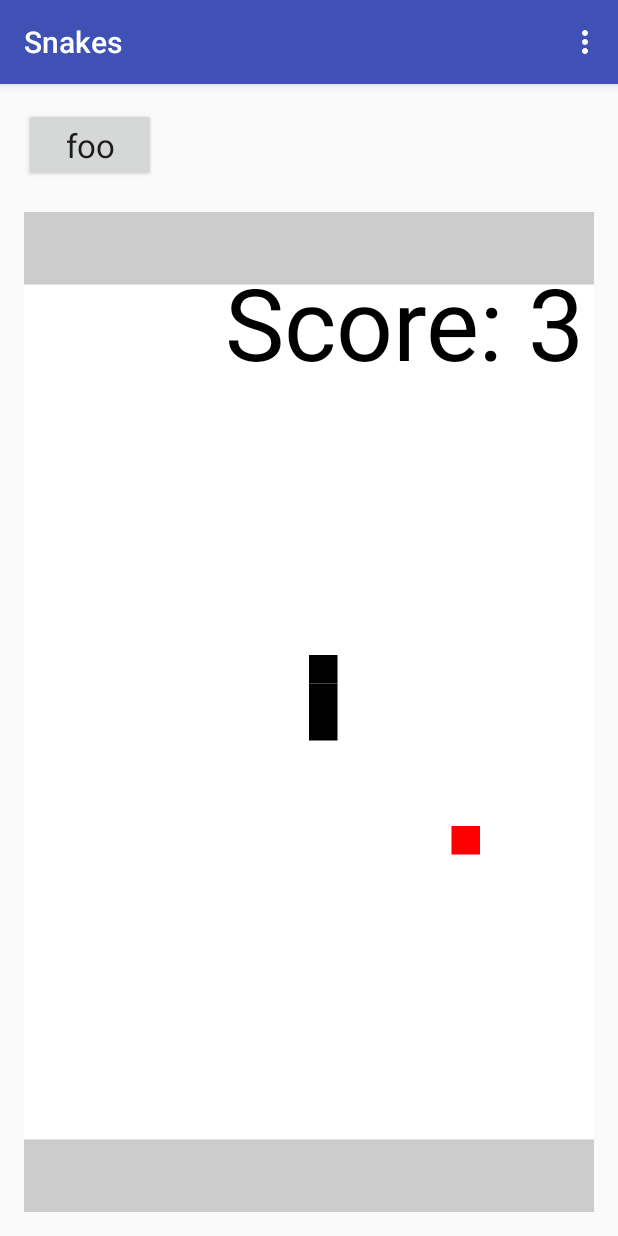
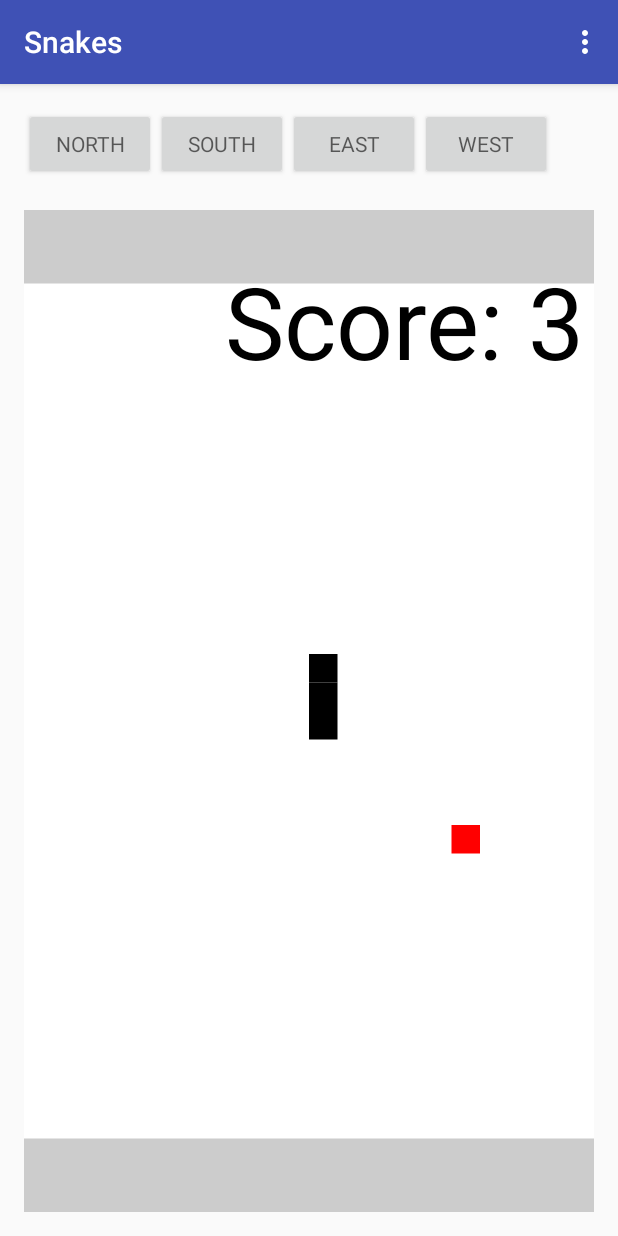
Before and after one commit to fallaciousreasoning/seng440-snakes, an Android app: the screen it shows after launch (MainActivity), on a phone screen of 412 x 824 dp. Run offline under Robolectric (Android 15) with nearby library versions, the phone set to English and light mode, and no system bars; libraries missing offline, so code that uses them is left out: com.android.dx.

Commit message:
Adds code for auto generating buttons

```diff
--- a/SnakesAssignment/app/src/main/java/nz/ac/canterbury/csse/a440/snakes/MainActivity.java
+++ b/SnakesAssignment/app/src/main/java/nz/ac/canterbury/csse/a440/snakes/MainActivity.java
@@ -11,6 +11,7 @@ import android.hardware.Sensor;
 import android.hardware.SensorEvent;
 import android.hardware.SensorEventListener;
 import android.hardware.SensorManager;
+import android.os.Build;
 import android.os.Bundle;
 import android.preference.PreferenceManager;
 import android.support.v4.view.GestureDetectorCompat;
@@ -21,14 +22,20 @@ import android.view.MotionEvent;
 import android.view.View;
 import android.view.Menu;
 import android.view.MenuItem;
+import android.view.WindowManager;
+import android.widget.Button;
 import android.widget.GridView;
+import android.widget.LinearLayout;
 import android.widget.TextView;
 import android.widget.Toast;
 
 import com.android.dx.rop.code.Exceptions;
 
 import nz.ac.canterbury.csse.a440.snakes.snake.CanvasViewRenderer;
+import nz.ac.canterbury.csse.a440.snakes.snake.Direction;
 import nz.ac.canterbury.csse.a440.snakes.snake.GameUpdater;
+import nz.ac.canterbury.csse.a440.snakes.snake.SnakeAccelerometerController;
+import nz.ac.canterbury.csse.a440.snakes.snake.SnakeButtonController;
 import nz.ac.canterbury.csse.a440.snakes.snake.SnakeController;
 import nz.ac.canterbury.csse.a440.snakes.snake.SnakeGame;
 import nz.ac.canterbury.csse.a440.snakes.snake.SnakeSwipeController;
@@ -36,18 +43,17 @@ import nz.ac.canterbury.csse.a440.snakes.snake.SnakeSwipeController;
 public class MainActivity extends AppCompatActivity implements SensorEventListener {
     private SensorManager sensorManager;
     private long lastUpdate;
-    private View view;
-    private boolean color = false;
-    private boolean debug=false;
 
     private GestureDetectorCompat gestureDetector;
+
     private SnakeSwipeController swipeController;
+    private SnakeAccelerometerController accelerometerController;
+    private SnakeButtonController buttonController;
 
     private SnakeController snakeController;
 
     SnakeGame game;
     GameUpdater updater;
-
 
     @Override
     protected void onCreate(Bundle savedInstanceState) {
@@ -93,6 +99,13 @@ public class MainActivity extends AppCompatActivity implements SensorEventListen
         //Initialize the swipe controller
         swipeController = new SnakeSwipeController(game);
         gestureDetector = new GestureDetectorCompat(getBaseContext(), swipeController);
+
+        LinearLayout controlLayout = (LinearLayout)findViewById(R.id.buttonControlsContainer);
+        buttonController = new SnakeButtonController();
+        addControllerButton(controlLayout, Direction.NORTH);
+        addControllerButton(controlLayout, Direction.SOUTH);
+        addControllerButton(controlLayout, Direction.EAST);
+        addControllerButton(controlLayout, Direction.WEST);
 
         //Set the snake controller
         snakeController = swipeController;
@@ -202,4 +215,23 @@ public class MainActivity extends AppCompatActivity implements SensorEventListen
         this.gestureDetector.onTouchEvent(event);
         return super.onTouchEvent(event);
     }
+
+    private void addControllerButton(LinearLayout to, Direction direction){
+        Button button = new Button(this);
+
+        int resourceId = android.R.style.TextAppearance_Small;
+        if (Build.VERSION.SDK_INT >= Build.VERSION_CODES.M) {
+            button.setTextAppearance(resourceId);
+        } else {
+            button.setTextAppearance(this, resourceId);
+        }
+        button.setText(direction.toString());
+
+        button.setWidth(LinearLayout.LayoutParams.WRAP_CONTENT);
+        button.setHeight(LinearLayout.LayoutParams.WRAP_CONTENT);
+
+        to.addView(button);
+
+        buttonController.bindButton(button, direction);
+    }
 }
--- a/SnakesAssignment/app/src/main/res/layout/activity_main.xml
+++ b/SnakesAssignment/app/src/main/res/layout/activity_main.xml
@@ -38,14 +38,11 @@
             android:layout_alignParentLeft="false">
 
         <LinearLayout
+            android:orientation="horizontal"
+            android:id="@+id/buttonControlsContainer"
             android:layout_width="wrap_content"
             android:layout_height="wrap_content"
             android:layout_marginBottom="20dp">
-            <Button
-                android:layout_width="wrap_content"
-                android:layout_height="wrap_content"
-                android:textAppearance="?android:attr/textAppearanceLarge"
-                android:text="foo"/>
         </LinearLayout>
 
         <nz.ac.canterbury.csse.a440.snakes.snake.CanvasViewRenderer
```
